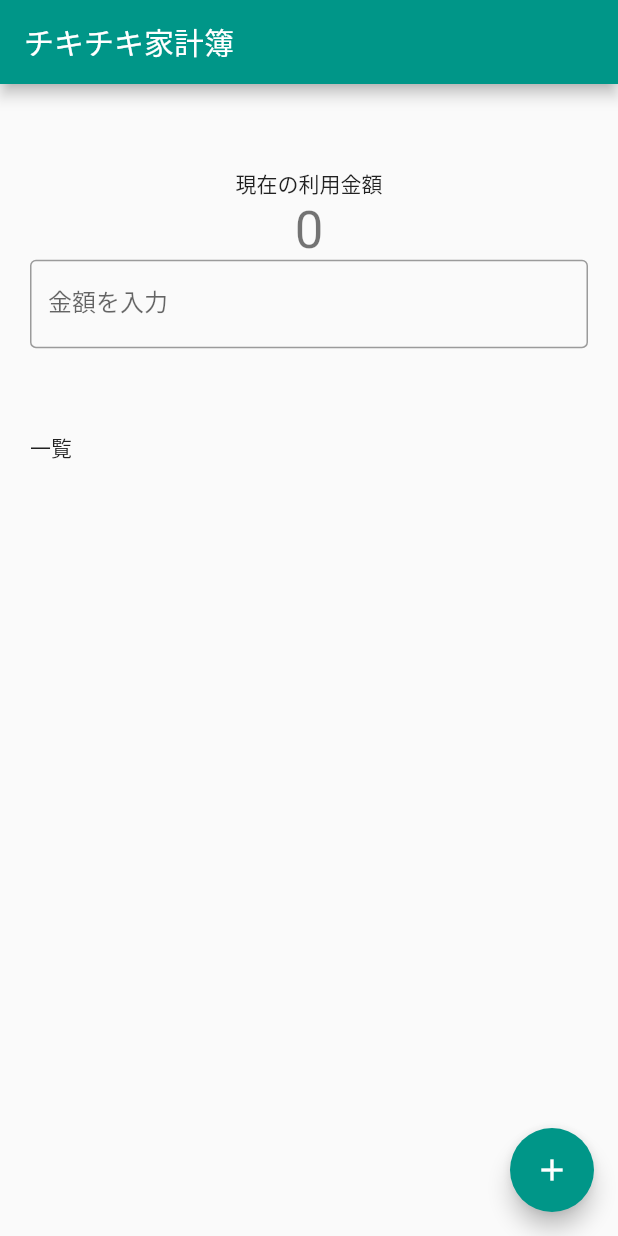
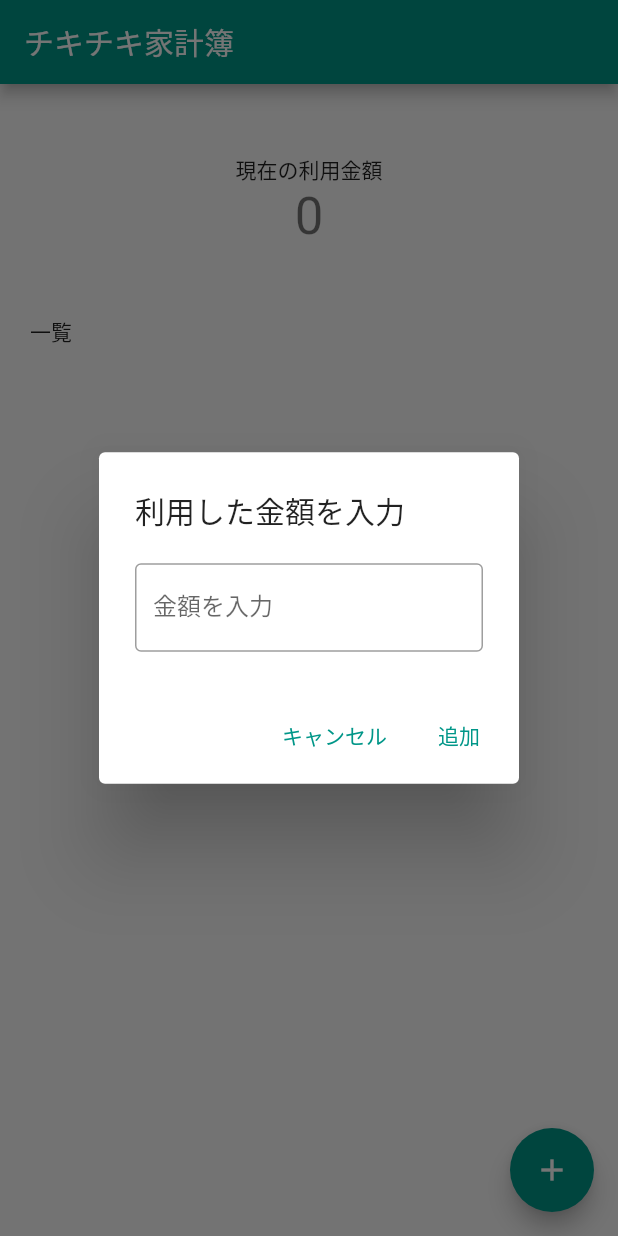
Before and after one commit to new-well/kakeibo, a Flutter app: the screen it shows after launch, after a tap on the "add" icon, on a phone screen of 412 x 824 dp. Run offline on Flutter 3.47's test engine with Material 2 defaults, Android fonts, the light colour scheme and no system bars; our stand-ins replace cloud_firestore, firebase_core; accounts and stored records are empty.

Commit message:
[update] ダイアログから金額を追加できるように変更、バリデーション追加

```diff
--- a/lib/main.dart
+++ b/lib/main.dart
@@ -42,6 +42,8 @@
   int _addNum = 0;
   List<dynamic> _history = [];
 
+  final _amoutFormKey = GlobalKey<FormState>();
+
   @override
   void initState() {
     super.initState();
@@ -54,7 +56,6 @@
         .get()
         .then((DocumentSnapshot snapshot) {
       var amt = snapshot.get('amt');
-      debugPrint(amt.toString());
       setState(() {
         _history = amt;
       });
@@ -71,7 +72,6 @@
       _counter = _history.isNotEmpty
           ? _history.reduce((value, element) => value + element)
           : 0;
-      _textEditingController.clear();
       FirebaseFirestore.instance
           .doc('history/sample_data')
           .set({'amt': _history});
@@ -80,24 +80,18 @@
 
   @override
   Widget build(BuildContext context) {
-    final FocusNode focusNode = FocusNode();
-
     final size = MediaQuery.of(context).size;
     final EdgeInsets padding = MediaQuery.of(context).padding;
     double maxHeight = size.height - padding.top - padding.bottom - 50;
 
     // 計算結果エリアの高さ
-    final double resultAreaHeight = maxHeight * (30 / 100);
+    final double resultAreaHeight = maxHeight * (20 / 100);
     // 履歴表示エリアの高さ
-    final double historyAreaHeight = maxHeight * (70 / 100);
+    final double historyAreaHeight = maxHeight * (80 / 100);
     // テキスト履歴の文字エリアの高さ
     const double historyHeaderAreaHeight = 30;
 
-    return Focus(
-      focusNode: focusNode,
-      child: GestureDetector(
-        onTap: focusNode.requestFocus,
-        child: Scaffold(
+    return Scaffold(
       appBar: AppBar(
         title: Text(widget.title),
       ),
@@ -114,20 +108,6 @@
                 Text(
                   '$_counter',
                   style: Theme.of(context).textTheme.headline4,
-                    ),
-                    TextField(
-                      controller: _textEditingController,
-                      keyboardType: TextInputType.number,
-                      inputFormatters: [FilteringTextInputFormatter.digitsOnly],
-                      decoration: const InputDecoration(
-                        border: OutlineInputBorder(),
-                        labelText: '金額を入力',
-                      ),
-                      onChanged: (value) {
-                        setState(() {
-                          _addNum = value == "" ? 0 : int.parse(value);
-                        });
-                      },
                 ),
               ],
             ),
@@ -174,11 +154,58 @@
         ],
       ),
       floatingActionButton: FloatingActionButton(
-            onPressed: _refreshCounter,
-            tooltip: 'Increment',
-            child: const Icon(Icons.add),
+        onPressed: () => showDialog(
+          context: context,
+          builder: (BuildContext context) => AlertDialog(
+            title: const Text('利用した金額を入力'),
+            content: Form(
+              key: _amoutFormKey,
+              child: TextFormField(
+                controller: _textEditingController,
+                keyboardType: TextInputType.number,
+                inputFormatters: [FilteringTextInputFormatter.digitsOnly],
+                decoration: const InputDecoration(
+                  border: OutlineInputBorder(),
+                  labelText: '金額を入力',
+                ),
+                onChanged: (value) {
+                  setState(() {
+                    _addNum = value == "" ? 0 : int.parse(value);
+                  });
+                },
+                validator: (value) {
+                  if (value == null || value.isEmpty) {
+                    return '金額を入力してください。';
+                  }
+                  return null;
+                },
               ),
             ),
+            actions: [
+              TextButton(
+                onPressed: () {
+                  setState(() {
+                    _addNum = 0;
+                  });
+                  _textEditingController.clear();
+                  Navigator.pop(context);
+                },
+                child: const Text('キャンセル'),
+              ),
+              TextButton(
+                onPressed: () {
+                  if (_amoutFormKey.currentState!.validate()) {
+                    _refreshCounter();
+                    _textEditingController.clear();
+                    Navigator.pop(context);
+                  }
+                },
+                child: const Text('追加'),
+              ),
+            ],
+          ),
+        ),
+        child: const Icon(Icons.add),
       ),
     );
   }
```
Lines whose indentation alone changed are shown as unchanged.
